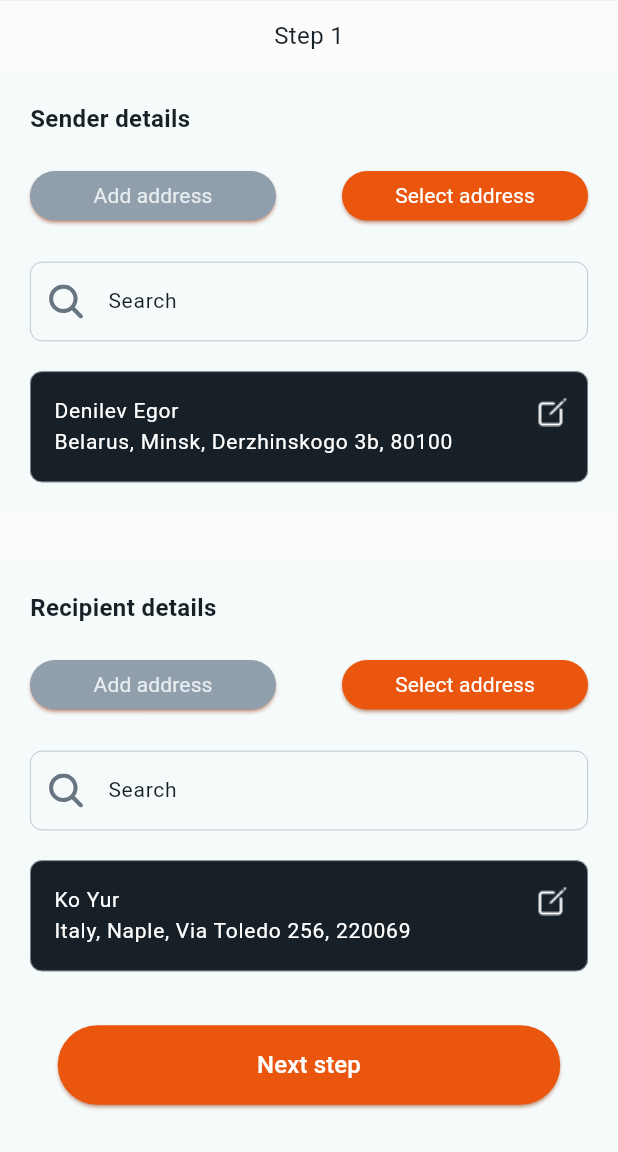
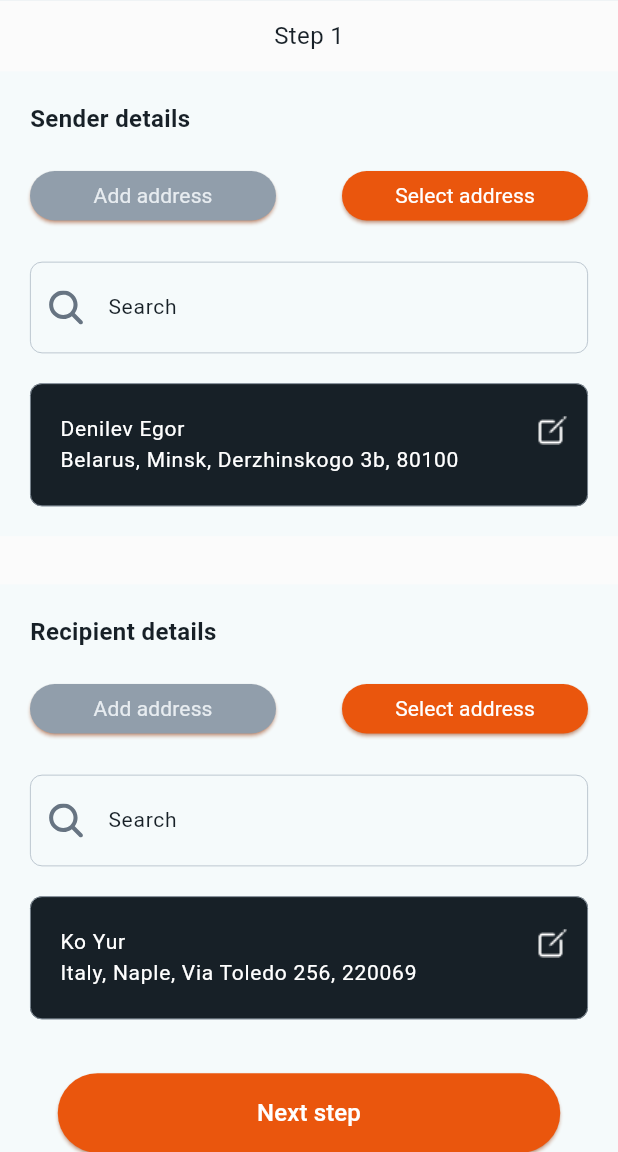
Before and after one commit to GarifullinII/orderscreen, a Flutter app: the screen it shows after launch, after a tap on "Add address", on a phone screen of 412 x 824 dp, the part 84-1236 px from its top. Run offline on Flutter 3.47's test engine with Material 2 defaults, Android fonts, the phone set to English and light mode, and no system bars; our stand-ins replace flutter_svg; Roboto replaces fonts that are missing (SF Pro).

Commit message:
add error color, rename order_input, change form_widget

```diff
--- a/lib/utils/constants.dart
+++ b/lib/utils/constants.dart
@@ -10,4 +10,5 @@ class ColorConstants {
   static Color inactiveButtonColor = const Color(0xFF919EAB);
   static Color activeButtonTextColor = const Color(0xFFFFFFFF);
   static Color inactiveButtonTextColor = const Color(0xFFE7ECF0);
+  static Color errorColor = const Color(0xFFB00000);
 }
--- a/lib/views/pages/order.dart
+++ b/lib/views/pages/order.dart
@@ -1,7 +1,7 @@
 import 'package:flutter/material.dart';
 import 'package:flutter_svg/svg.dart';
 import 'package:orderscreen/views/pages/widgets/button.dart';
-import 'package:orderscreen/views/pages/widgets/order_input.dart';
+import 'package:orderscreen/views/pages/widgets/input.dart';
 import 'package:orderscreen/views/pages/widgets/form_widget.dart';
 import 'package:orderscreen/views/pages/widgets/topbar.dart';
 import '../../utils/constants.dart';
@@ -47,7 +47,7 @@ class Order extends StatelessWidget {
             ),
             Padding(
               padding: const EdgeInsets.only(bottom: 12),
-              child: OrderInput(
+              child: Input(
                 onChange: (String value) {},
                 labelOverTextField: 'Start date',
                 widgetPrefix: SvgPicture.asset(
--- a/lib/views/pages/widgets/address_form_widget.dart
+++ b/lib/views/pages/widgets/address_form_widget.dart
@@ -2,7 +2,7 @@ import 'package:flutter/material.dart';
 import 'package:flutter_svg/svg.dart';
 import '../../../utils/constants.dart';
 import 'button.dart';
-import 'order_input.dart';
+import 'input.dart';
 
 ///  AddressForm widget
 class AddressFormWidget extends StatelessWidget {
@@ -82,7 +82,7 @@ class AddressFormWidget extends StatelessWidget {
               ],
             ),
           ),
-          OrderInput(
+          Input(
             onChange: (String value) {},
             widgetOverTextField: const Spacer(),
             widgetPrefix: SvgPicture.asset(
@@ -94,7 +94,7 @@ class AddressFormWidget extends StatelessWidget {
             ),
             hint: searchLabel ?? '',
           ),
-          OrderInput(
+          Input(
             onChange: (String value) {},
             widgetOverTextField: const Spacer(),
             valueMaxLines: 2,
--- a/lib/views/pages/widgets/form_widget.dart
+++ b/lib/views/pages/widgets/form_widget.dart
@@ -3,7 +3,7 @@ import 'package:flutter_svg/svg.dart';
 import '../../../utils/constants.dart';
 import '../address.dart';
 import 'button.dart';
-import 'order_input.dart';
+import 'input.dart';
 
 ///  Form widget
 class FormWidget extends StatelessWidget {
@@ -126,7 +126,7 @@ class FormWidget extends StatelessWidget {
               ],
             ),
           ),
-          OrderInput(
+          Input(
             onChange: (String value) {},
             labelOverTextField: labelTextField ?? 'Full name*',
             widgetPrefix: SvgPicture.asset(
@@ -138,7 +138,7 @@ class FormWidget extends StatelessWidget {
             ),
             hint: nameLabel ?? '',
           ),
-          OrderInput(
+          Input(
             onChange: (String value) {},
             labelOverTextField: labelTextField ?? 'Email*',
             widgetPrefix: SvgPicture.asset(
@@ -150,7 +150,7 @@ class FormWidget extends StatelessWidget {
             ),
             hint: emailLabel ?? '',
           ),
-          OrderInput(
+          Input(
             onChange: (String value) {},
             labelOverTextField: labelTextField ?? 'Phone number*',
             widgetPrefix: SvgPicture.asset(
@@ -169,7 +169,7 @@ class FormWidget extends StatelessWidget {
               height: 0.5,
             ),
           ),
-          OrderInput(
+          Input(
             onChange: (String value) {},
             labelOverTextField: labelTextField ?? 'Country*',
             widgetPrefix: SvgPicture.asset(
@@ -181,7 +181,7 @@ class FormWidget extends StatelessWidget {
             ),
             hint: countryLabel ?? '',
           ),
-          OrderInput(
+          Input(
             onChange: (String value) {},
             labelOverTextField: labelTextField ?? 'City*',
             widgetPrefix: SvgPicture.asset(
@@ -193,7 +193,7 @@ class FormWidget extends StatelessWidget {
             ),
             hint: cityLabel ?? '',
           ),
-          OrderInput(
+          Input(
             onChange: (String value) {},
             labelOverTextField: labelTextField ?? 'Address line 1*',
             widgetPrefix: SvgPicture.asset(
@@ -226,7 +226,7 @@ class FormWidget extends StatelessWidget {
           ),
           Padding(
             padding: const EdgeInsets.only(bottom: 20),
-            child: OrderInput(
+            child: Input(
               onChange: (String value) {},
               labelOverTextField: labelTextField ?? 'Postcode*',
               widgetPrefix: SvgPicture.asset(
--- a/lib/views/pages/widgets/order_input.dart
+++ b/lib/views/pages/widgets/input.dart
@@ -2,7 +2,7 @@ import 'package:flutter/material.dart';
 import '../../../utils/constants.dart';
 
 /// Input widget
-class OrderInput extends StatefulWidget {
+class Input extends StatefulWidget {
   /// Constructor
   /// @param onChange - Input on input submitted
   /// @param labelOverTextField - Label over TextFormField
@@ -17,7 +17,7 @@ class OrderInput extends StatefulWidget {
   /// @param valueMaxLines - Value maxLines
   /// @param showPrefixIcon - Show prefix icon
 
-  const OrderInput({
+  const Input({
     required this.onChange,
     this.labelOverTextField,
     this.widgetPrefix,
@@ -70,10 +70,10 @@ class OrderInput extends StatefulWidget {
   final bool showPrefixIcon;
 
   @override
-  State<OrderInput> createState() => _OrderInputState();
+  State<Input> createState() => _InputState();
 }
 
-class _OrderInputState extends State<OrderInput> {
+class _InputState extends State<Input> {
   /// Is input hidden
   late bool _hidden;
 
@@ -135,6 +135,8 @@ class _OrderInputState extends State<OrderInput> {
               ),
               maxLines: widget.valueMaxLines ?? 1,
               decoration: InputDecoration(
+                isCollapsed: true,
+                contentPadding: const EdgeInsets.only(top: 20, left: 16, bottom: 20),
                 filled: widget.showPrefixIcon ? false : true,
                 fillColor: ColorConstants.labelColor,
                 suffixIcon: widget.showPrefixIcon
@@ -155,6 +157,7 @@ class _OrderInputState extends State<OrderInput> {
                       )
                     : null,
                 hintText: widget.hint,
+                hintMaxLines: 2,
                 hintStyle: widget.showPrefixIcon
                     ? TextStyle(
                         fontFamily: 'Roboto',
@@ -192,14 +195,14 @@ class _OrderInputState extends State<OrderInput> {
                 errorBorder: OutlineInputBorder(
                   borderRadius: BorderRadius.circular(8),
                   borderSide: BorderSide(
-                    color: ColorConstants.borderColor,
+                    color: ColorConstants.errorColor,
                     width: 0.5,
                   ),
                 ),
                 focusedErrorBorder: OutlineInputBorder(
                   borderRadius: BorderRadius.circular(8),
                   borderSide: BorderSide(
-                    color: ColorConstants.borderColor,
+                    color: ColorConstants.errorColor,
                     width: 0.5,
                   ),
                 ),
```
